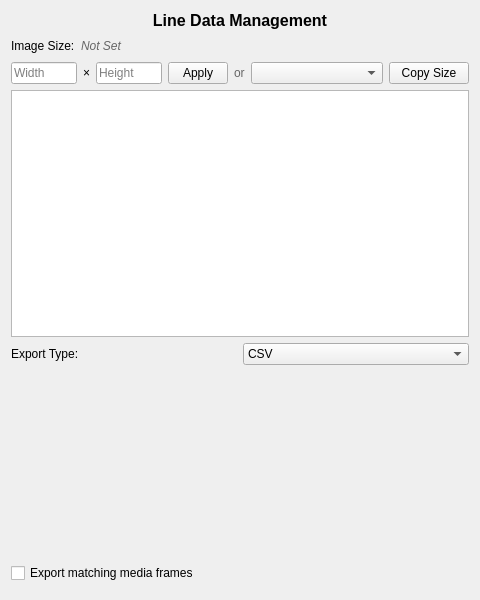
Qt form src/WhiskerToolbox/DataManager_Widget/Line_Widget/Line_Widget.ui (paulmthompson/WhiskerToolbox) before a commit.
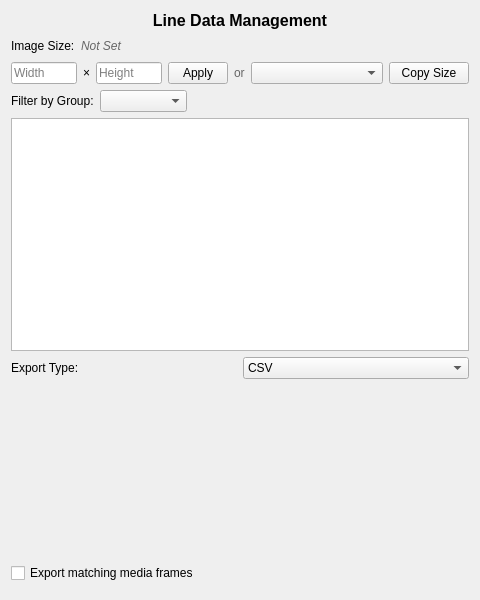
The same form after that commit. Custom widgets are drawn as their Qt base class.

Commit message: can filter lines in line_widget by groups

```diff
--- a/src/WhiskerToolbox/DataManager_Widget/Line_Widget/Line_Widget.ui
+++ b/src/WhiskerToolbox/DataManager_Widget/Line_Widget/Line_Widget.ui
@@ -154,6 +154,37 @@
      </item>
     </layout>
    </item>
+   <item>
+    <layout class="QHBoxLayout" name="groupFilterLayout">
+     <item>
+      <widget class="QLabel" name="groupFilterLabel">
+       <property name="text">
+        <string>Filter by Group:</string>
+       </property>
+      </widget>
+     </item>
+     <item>
+      <widget class="QComboBox" name="groupFilterCombo">
+       <property name="placeholderText">
+        <string>All Groups</string>
+       </property>
+      </widget>
+     </item>
+     <item>
+      <spacer name="horizontalSpacer_groupFilter">
+       <property name="orientation">
+        <enum>Qt::Orientation::Horizontal</enum>
+       </property>
+       <property name="sizeHint" stdset="0">
+        <size>
+         <width>40</width>
+         <height>20</height>
+        </size>
+       </property>
+      </spacer>
+     </item>
+    </layout>
+   </item>
    <item>
     <widget class="QTableView" name="tableView"/>
    </item>
```
The commit also changes 7 other files.
